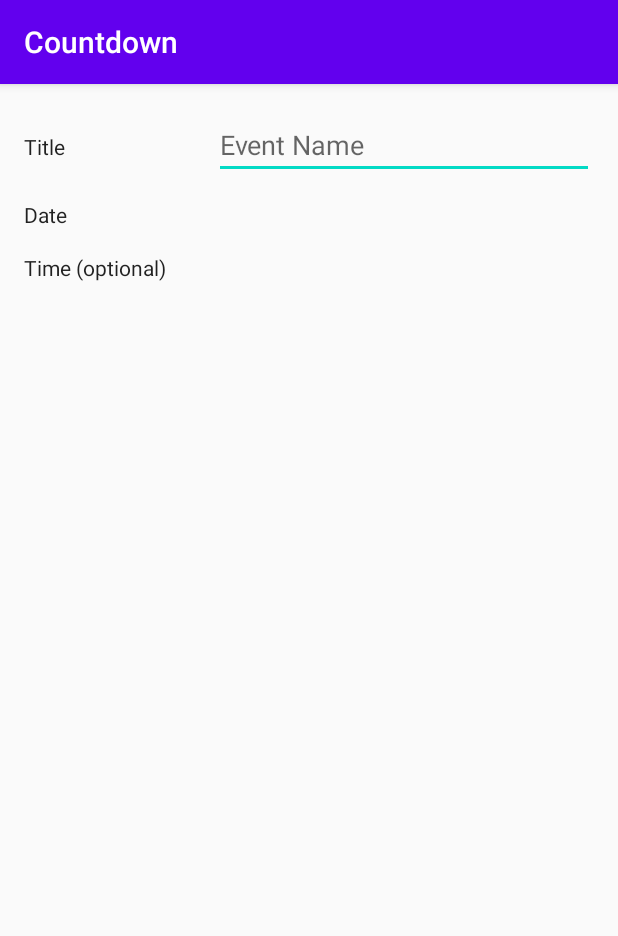
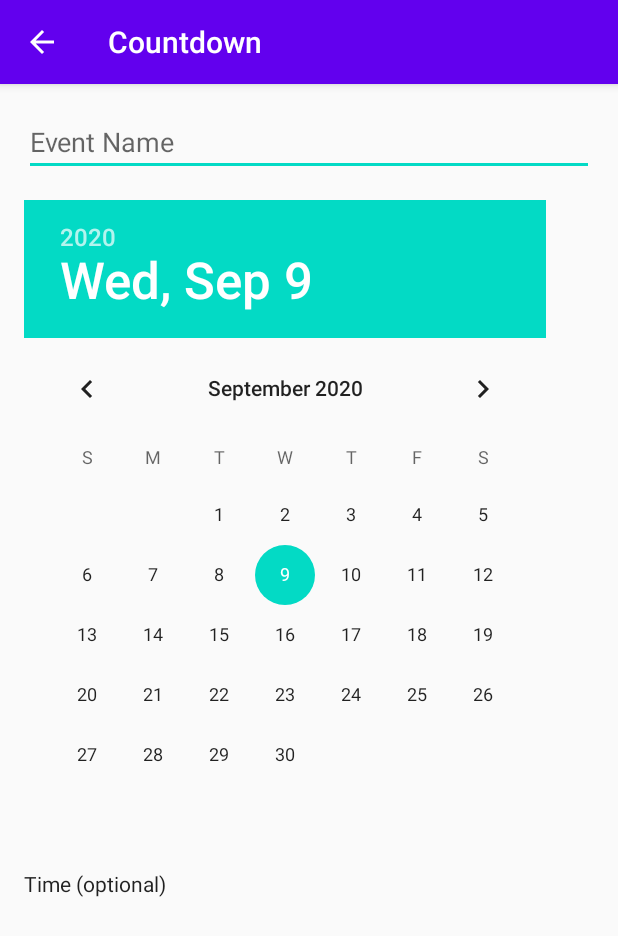
Before and after one commit to marou125/Countdown-app, an Android app: the EventDetails screen opened directly, with no data from a screen before it, on a phone screen of 412 x 824 dp. Shown: the top 936 px of the screen. Run offline under Robolectric (Android 15) with nearby library versions, the phone set to English and light mode, and no system bars.

Commit message:
Added an Up Button to the EventDetails screen and also inserted a CalendarPicker

```diff
--- a/app/src/main/res/layout/activity_event_details.xml
+++ b/app/src/main/res/layout/activity_event_details.xml
@@ -10,15 +10,11 @@
     <LinearLayout
         android:layout_width="match_parent"
         android:layout_height="wrap_content"
-        android:orientation="horizontal">
-
-        <TextView
-            style="@style/AddEvent"
-            android:text="@string/event_name"/>
+        android:orientation="horizontal"
+        android:paddingBottom="16dp">
 
         <EditText
-            android:layout_width="0dp"
-            android:layout_weight="2"
+            android:layout_width="match_parent"
             android:layout_height="wrap_content"
             android:hint="@string/event_name_hint"
             android:inputType="text"
@@ -31,11 +27,13 @@
         android:layout_height="wrap_content"
         android:orientation="horizontal">
 
-        <TextView
-            style="@style/AddEvent"
-            android:text="@string/event_date"/>
+        <DatePicker
+            android:layout_width="wrap_content"
+            android:layout_height="wrap_content"/>
 
     </LinearLayout>
+
+    <!--TODO: Zeitangabe hinzufügen -->
 
     <LinearLayout
         android:layout_width="match_parent"
@@ -46,6 +44,8 @@
             style="@style/AddEvent"
             android:text="@string/event_time" />
 
+
+
     </LinearLayout>
 
 
```
Also changed, not shown: app/src/main/AndroidManifest.xml (+8 -1 lines), app/src/main/java/com/example/countdown/EventDetails.kt (+17 -0 lines).
